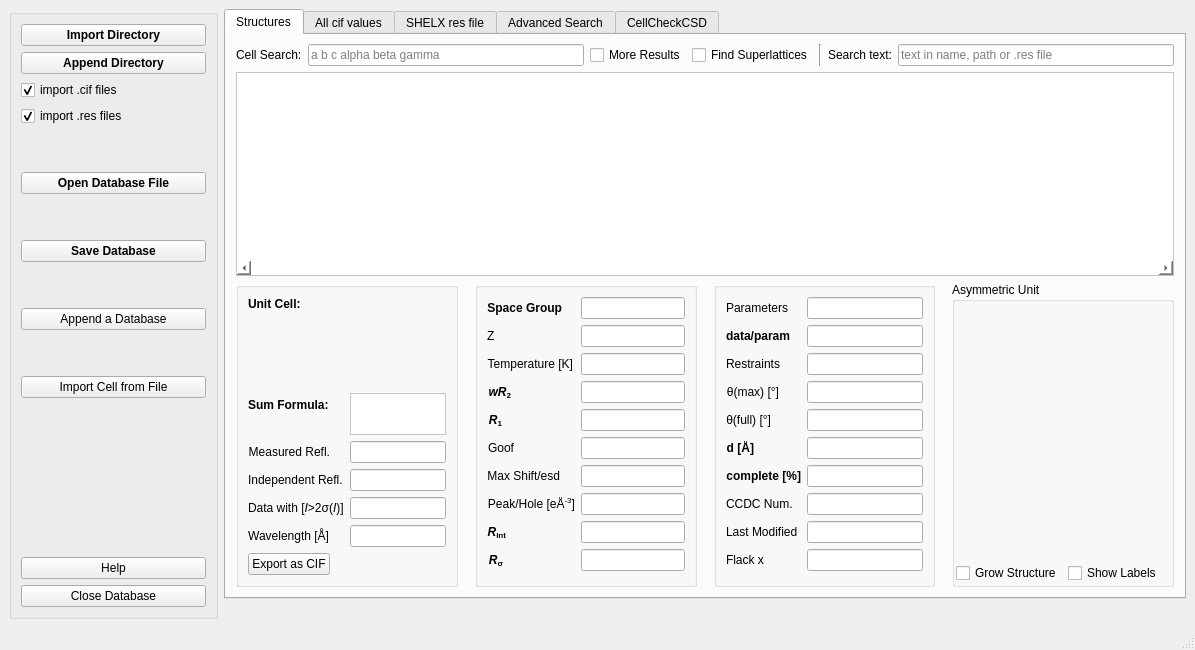
Old version of the form src/structurefinder/gui/strf_main.ui in the repository dkratzert/StructureFinder.
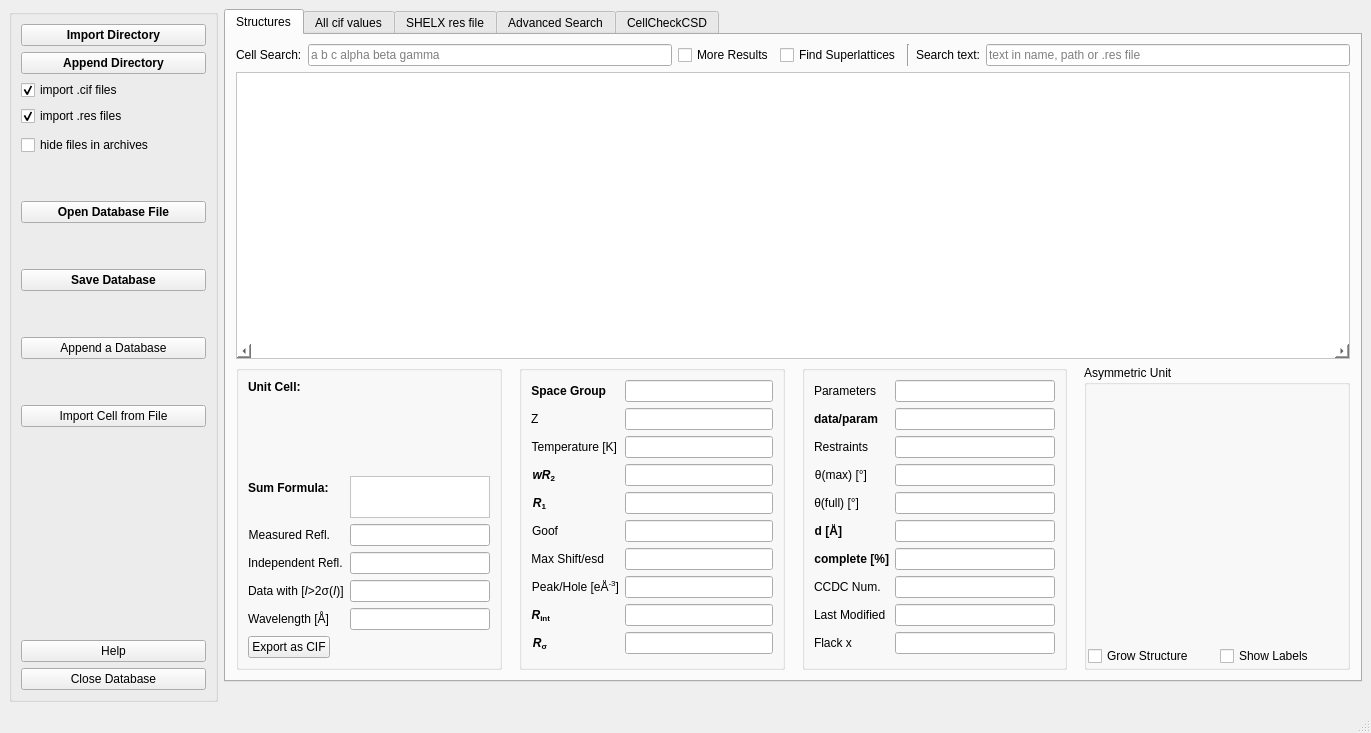
New version of the form. Custom widgets are drawn as their Qt base class.

Diff of the .ui file:
```diff
--- a/src/structurefinder/gui/strf_main.ui
+++ b/src/structurefinder/gui/strf_main.ui
@@ -3,6 +3,14 @@
  <author>Daniel Kratzert</author>
  <class>stdbMainwindow</class>
  <widget class="QMainWindow" name="stdbMainwindow">
+  <property name="geometry">
+   <rect>
+    <x>0</x>
+    <y>0</y>
+    <width>1371</width>
+    <height>733</height>
+   </rect>
+  </property>
   <property name="windowTitle">
    <string>StructureFinder</string>
   </property>
@@ -90,6 +98,29 @@
          </property>
         </widget>
        </item>
+       <item>
+        <spacer name="verticalSpacer_8">
+         <property name="orientation">
+          <enum>Qt::Vertical</enum>
+         </property>
+         <property name="sizeType">
+          <enum>QSizePolicy::Fixed</enum>
+         </property>
+         <property name="sizeHint" stdset="0">
+          <size>
+           <width>20</width>
+           <height>3</height>
+          </size>
+         </property>
+        </spacer>
+       </item>
+       <item>
+        <widget class="QCheckBox" name="hideInArchivesCB">
+         <property name="text">
+          <string>hide files in archives</string>
+         </property>
+        </widget>
+       </item>
        <item>
         <spacer name="verticalSpacer_3">
          <property name="orientation">
@@ -116,7 +147,6 @@
          </property>
          <property name="font">
           <font>
-           <weight>75</weight>
            <bold>true</bold>
           </font>
          </property>
@@ -151,7 +181,6 @@
          </property>
          <property name="font">
           <font>
-           <weight>75</weight>
            <bold>true</bold>
           </font>
          </property>
@@ -344,7 +373,6 @@
                   <widget class="QLabel" name="SpaceGrouplabel">
                    <property name="font">
                     <font>
-                     <weight>75</weight>
                      <bold>true</bold>
                     </font>
                    </property>
@@ -404,7 +432,6 @@
                   <widget class="QLabel" name="wR2Label">
                    <property name="font">
                     <font>
-                     <weight>75</weight>
                      <italic>false</italic>
                      <bold>true</bold>
                     </font>
@@ -428,7 +455,6 @@
                   <widget class="QLabel" name="r1Label">
                    <property name="font">
                     <font>
-                     <weight>75</weight>
                      <italic>false</italic>
                      <bold>true</bold>
                     </font>
@@ -503,7 +529,6 @@
                   <widget class="QLabel" name="rintLabel">
                    <property name="font">
                     <font>
-                     <weight>75</weight>
                      <bold>true</bold>
                     </font>
                    </property>
@@ -526,7 +551,6 @@
                   <widget class="QLabel" name="rsigmaLabel">
                    <property name="font">
                     <font>
-                     <weight>75</weight>
                      <bold>true</bold>
                     </font>
                    </property>
@@ -578,7 +602,6 @@
                  </property>
                  <property name="font">
                   <font>
-                   <weight>75</weight>
                    <bold>true</bold>
                   </font>
                  </property>
@@ -599,7 +622,6 @@
                   <widget class="QLabel" name="label">
                    <property name="font">
                     <font>
-                     <weight>75</weight>
                      <bold>true</bold>
                     </font>
                    </property>
@@ -932,7 +954,6 @@
                   <widget class="QLabel" name="dataReflnsLabel">
                    <property name="font">
                     <font>
-                     <weight>75</weight>
                      <bold>true</bold>
                     </font>
                    </property>
@@ -1006,7 +1027,6 @@
                   <widget class="QLabel" name="dLabel">
                    <property name="font">
                     <font>
-                     <weight>75</weight>
                      <bold>true</bold>
                     </font>
                    </property>
@@ -1029,7 +1049,6 @@
                   <widget class="QLabel" name="completeLabel">
                    <property name="font">
                     <font>
-                     <weight>75</weight>
                      <bold>true</bold>
                     </font>
                    </property>
```
Left out of the diff: 5 changed lines with no effect on the pictures.
